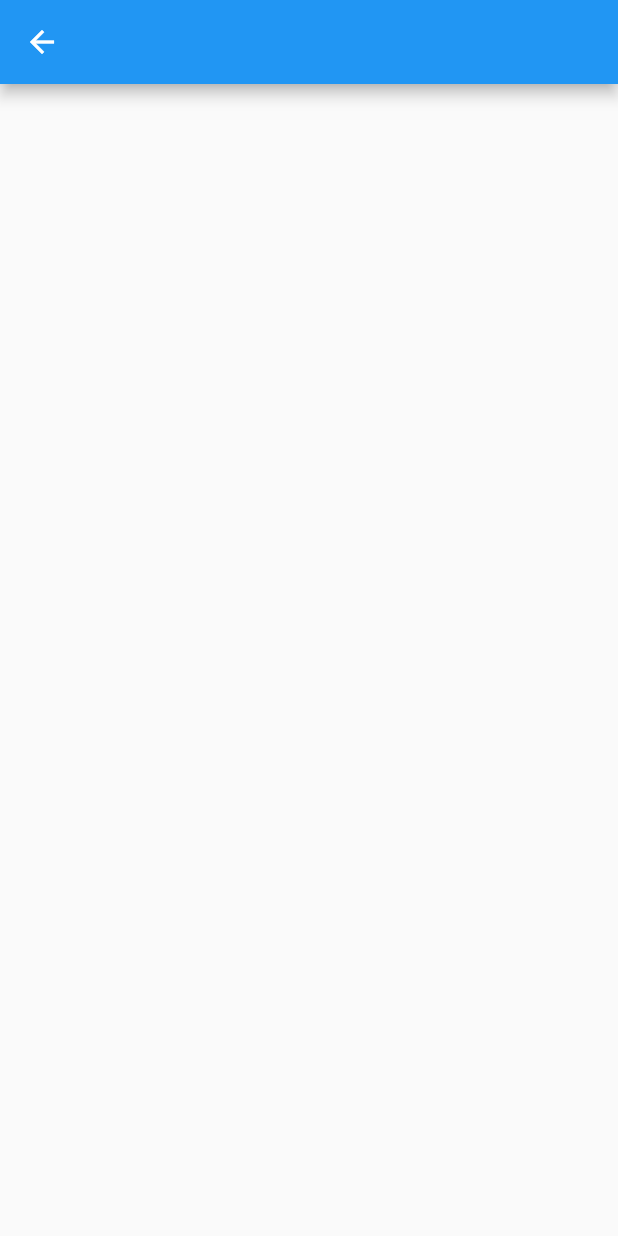
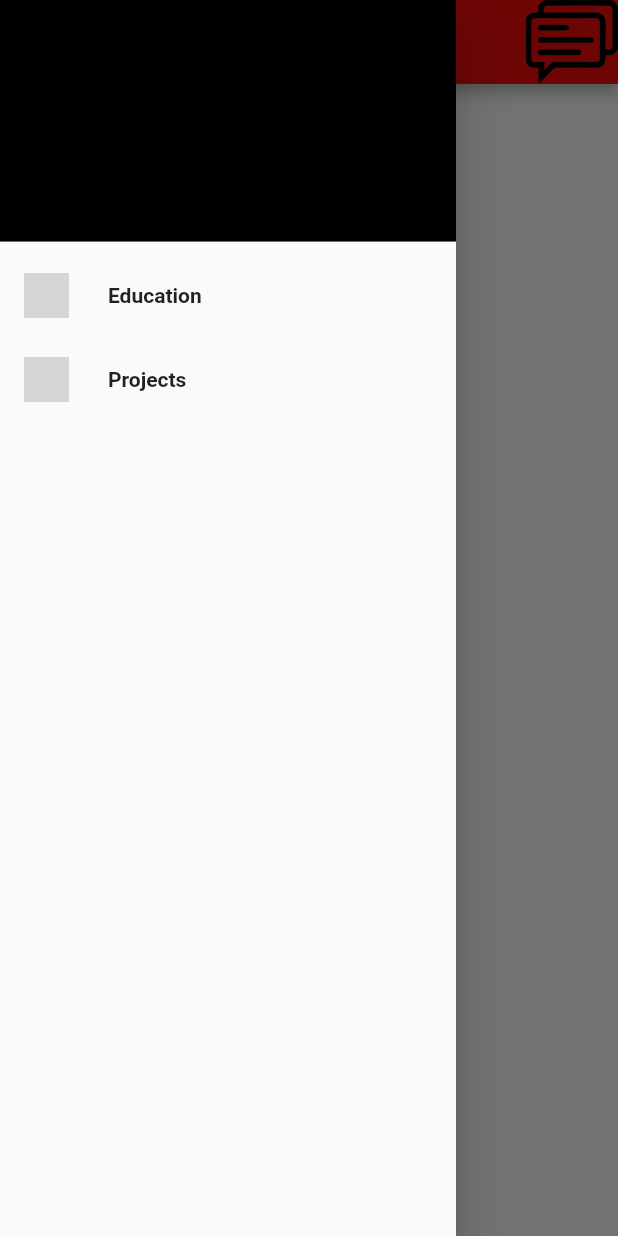
Before and after one commit to HasinSadique/Shonjibon_Blood-Donation-App, a Flutter app: the homePage screen opened directly, with the side drawer open (before the commit the screen has no drawer), on a phone screen of 412 x 824 dp. Run offline on Flutter 3.47's test engine with Material 2 defaults, Android fonts, the phone set to English and light mode, and no system bars; our stand-ins replace circular_profile_avatar, flutter_signin_button, splashscreen; missing offline and left inert: adobe_xd; grey boxes are pictures that could not be loaded.

Commit message:
second from Desktop

```diff
--- a/lib/homePage.dart
+++ b/lib/homePage.dart
@@ -1,3 +1,5 @@
+import 'package:circular_profile_avatar/circular_profile_avatar.dart';
+import 'package:flutter/cupertino.dart';
 import 'package:flutter/material.dart';
 
 class homePage extends StatefulWidget {
@@ -11,8 +13,47 @@ class _homePageState extends State<homePage> {
   @override
   Widget build(BuildContext context) {
     return Scaffold(
-      appBar: AppBar(),
-      body: Container(),
+        drawer: Drawer(
+          child: ListView(
+            children: [
+              DrawerHeader(
+                decoration: BoxDecoration(
+                  color: Colors.black,
+                ),
+              ),
+              ListTile(
+                leading: Image(
+                  image: AssetImage("asset/education_icon.png"),
+                  height: 30,
+                ),
+                title: Text(
+                  "Education",
+                  style: TextStyle(fontWeight: FontWeight.bold),
+                ),
+              ),
+              ListTile(
+                leading: Image(
+                  image: AssetImage("asset/project_logo.png"),
+                  height: 30,
+                  width: 30,
+                ),
+                title: Text(
+                  "Projects",
+                  style: TextStyle(fontWeight: FontWeight.bold),
+                ),
+              ),
+            ],
+          ),
+        ),
+      appBar: AppBar(
+        backgroundColor: Color(0xffee0b0b),
+        title: Text("Shonjibon"),
+        centerTitle: true,
+        actions: [Image(image: AssetImage("asset/msg.png"))],
+      ),
+      body: Container(
+      ),
+
     );
   }
 }
--- a/lib/splashscreen.dart
+++ b/lib/splashscreen.dart
@@ -18,7 +18,7 @@ class _SplashState extends State<Splash> {
   Widget build(BuildContext context) {
     return SplashScreen(
         image: Image(
-          image: AssetImage("assets/logo.png"),
+          image: AssetImage("asset/logo.png"),
         ),
         navigateAfterSeconds: LoginPage(),
         seconds: 3,
--- a/pubspec.yaml
+++ b/pubspec.yaml
@@ -30,6 +30,7 @@ dependencies:
   splashscreen: ^1.3.5
   adobe_xd: ^2.0.0+1
   flutter_signin_button: ^2.0.0
+  circular_profile_avatar: ^1.0.8
 
 dev_dependencies:
   flutter_test:
@@ -49,7 +50,7 @@ flutter:
   # To add assets to your application, add an assets section, like this:
   # assets:
   assets:
-    - assets/
+    - asset/
 
   #   - images/a_dot_burr.jpeg
   #   - images/a_dot_ham.jpeg
```
Also changed, not shown: lib/LoginPage.dart (+17 -8 lines), asset/fblogo.png (renamed from assets/fblogo.png), asset/google.png (renamed from assets/google.png), asset/logo.png (renamed from assets/logo.png), asset/msg.png (added), asset/profilepic.jpg (added), pubspec.lock.
